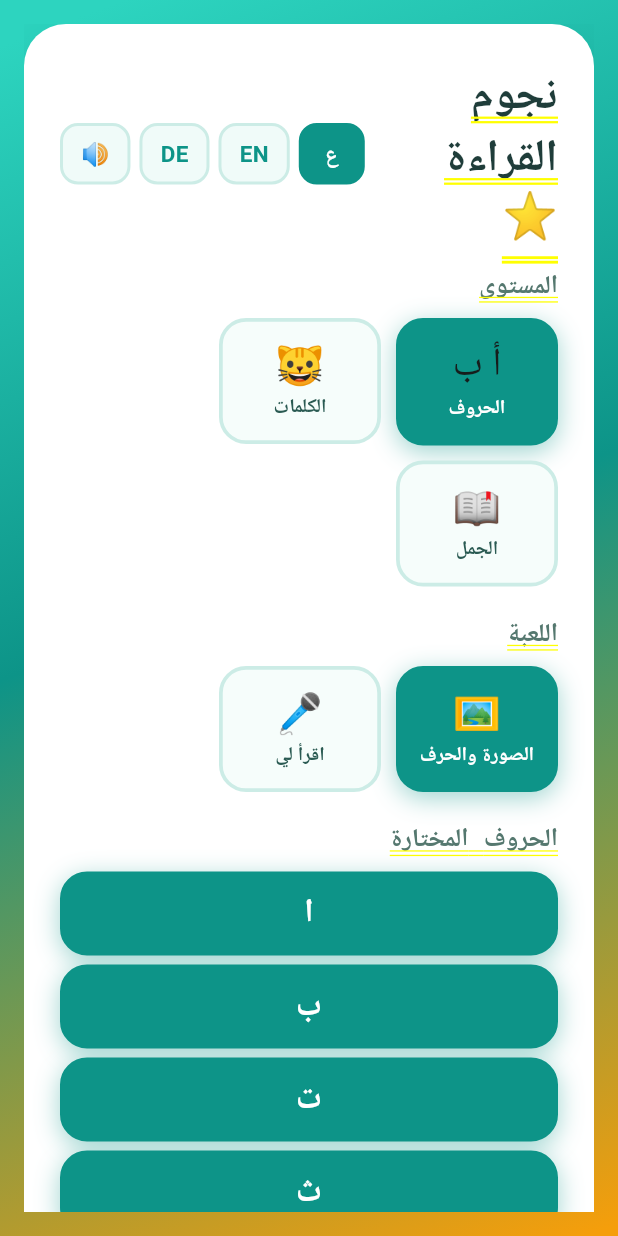
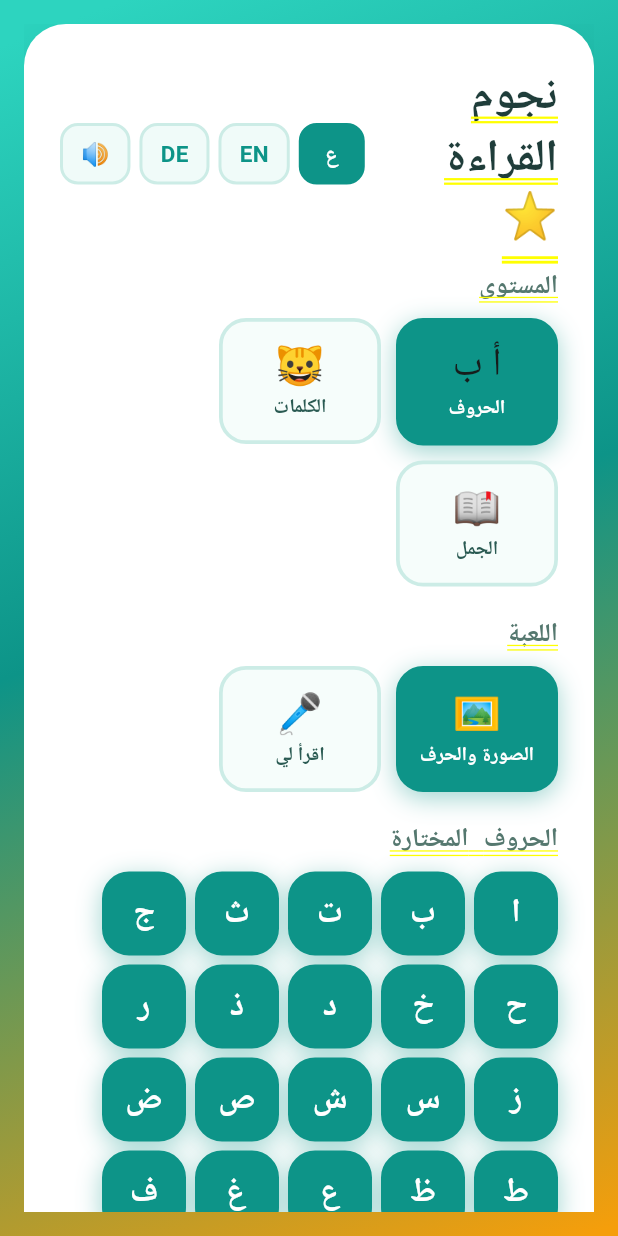
Before and after one commit to SalahuddinAsh/learnarabic, a Flutter app: the screen it shows after launch, on a phone screen of 412 x 824 dp. Run offline on Flutter 3.47's test engine with Material 3 defaults, Android fonts, the phone set to English and light mode, and no system bars; our stand-ins replace audioplayers, shared_preferences.

Commit message:
Fix chip/tile grids collapsing into a single column
SimpleChip, LangChip, BuildTiles' _Tile, and OrderBoard's _Slot all set
Container.alignment directly, which per Flutter's Container semantics
makes the box expand to fill all available width under bounded
constraints instead of shrink-wrapping its content. Inside a Wrap, that
meant each chip/tile greedily claimed the full row width, so count/timer/
game-score/letters chips and build/order tiles rendered one per row
instead of wrapping into a grid like the original CSS layout.

Fixed by removing Container.alignment and centering via a Center wrapper
around the child instead, which doesn't carry the same expand-to-fill
behavior. OptionChip (level/mode chips) was already unaffected since it
never set alignment.

Co-Authored-By: Claude Sonnet 5 <noreply@anthropic.com>

```diff
--- a/lib/widgets/chips.dart
+++ b/lib/widgets/chips.dart
@@ -31,7 +31,6 @@ class SimpleChip extends StatelessWidget {
           duration: const Duration(milliseconds: 120),
           constraints: const BoxConstraints(minWidth: 56, minHeight: 56),
           padding: padding,
-          alignment: Alignment.center,
           decoration: BoxDecoration(
             color: selected ? AppColors.teal : AppColors.chipBg,
             border: Border.all(color: selected ? AppColors.teal : AppColors.chipBorder, width: 2.5),
@@ -40,6 +39,14 @@ class SimpleChip extends StatelessWidget {
                 ? [BoxShadow(color: AppColors.teal.withValues(alpha: 0.4), blurRadius: 14, offset: const Offset(0, 4))]
                 : null,
           ),
+          // Centering via the child (not Container.alignment) so this chip
+          // shrink-wraps its content inside a Wrap instead of expanding to
+          // fill the row — Container.alignment makes it greedily claim all
+          // available width under bounded constraints, which is what was
+          // forcing these chips into a single stacked column.
+          child: Center(
+            widthFactor: 1,
+            heightFactor: 1,
             child: Text(
               label,
               textDirection: textDirection,
@@ -47,6 +54,7 @@ class SimpleChip extends StatelessWidget {
                 fontSize: fontSize,
                 fontWeight: FontWeight.w700,
                 color: selected ? Colors.white : AppColors.textMid,
+              ),
             ),
           ),
         ),
@@ -127,12 +135,14 @@ class LangChip extends StatelessWidget {
         child: Container(
           constraints: const BoxConstraints(minWidth: 44, minHeight: 40),
           padding: const EdgeInsets.symmetric(horizontal: 12, vertical: 8),
-          alignment: Alignment.center,
           decoration: BoxDecoration(
             color: selected ? AppColors.teal : AppColors.chipSoftBg2,
             border: Border.all(color: selected ? AppColors.teal : AppColors.chipBorder, width: 2),
             borderRadius: BorderRadius.circular(12),
           ),
+          child: Center(
+            widthFactor: 1,
+            heightFactor: 1,
             child: Text(
               label,
               style: TextStyle(
@@ -143,6 +153,7 @@ class LangChip extends StatelessWidget {
             ),
           ),
         ),
+      ),
     );
   }
 }
```
Also changed, not shown: lib/widgets/build_tiles.dart (+8 -5 lines), lib/widgets/order_board.dart (+8 -5 lines). Lines whose indentation alone changed are shown as unchanged.
